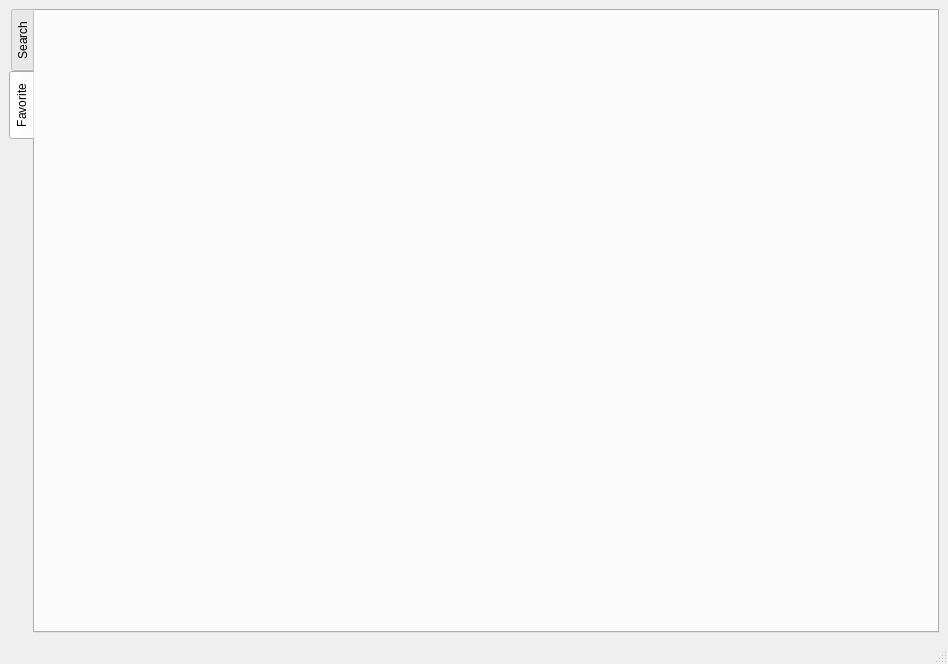
Old version of the form mainwindow.ui in the repository sangpham2710/CS163-Project.
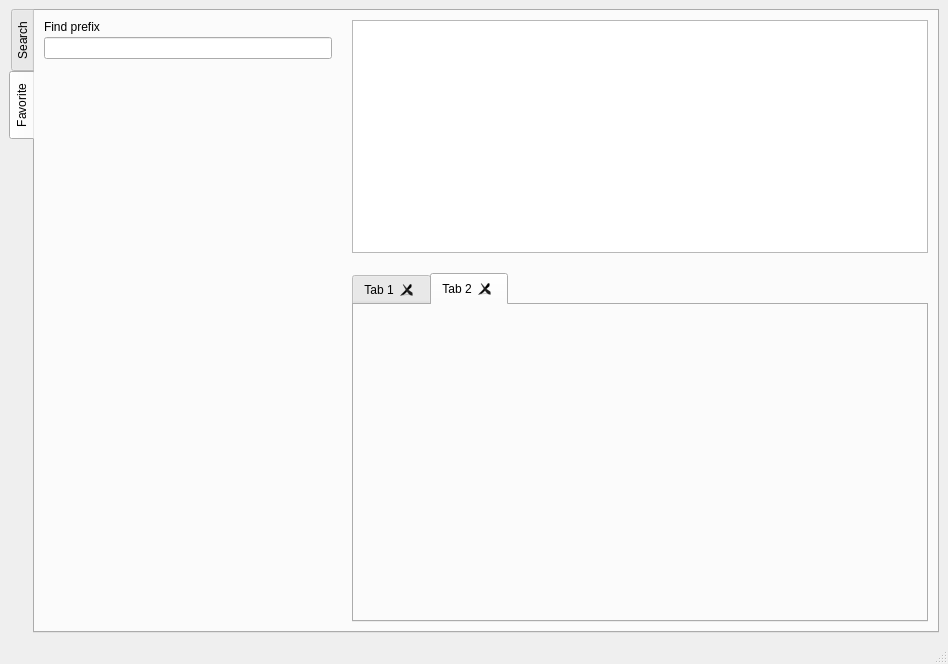
New version of the form. The open tabs and pages were chosen to show the change.

Commit message: merge Favorite class

```diff
--- a/mainwindow.ui
+++ b/mainwindow.ui
@@ -296,6 +296,79 @@
        <attribute name="title">
         <string>Favorite</string>
        </attribute>
+       <layout class="QHBoxLayout" name="horizontalLayout_8">
+        <item>
+         <layout class="QHBoxLayout" name="horizontalLayout_7" stretch="1,2">
+          <property name="spacing">
+           <number>20</number>
+          </property>
+          <item>
+           <layout class="QVBoxLayout" name="verticalLayout_15">
+            <item>
+             <layout class="QVBoxLayout" name="verticalLayout_12">
+              <property name="spacing">
+               <number>3</number>
+              </property>
+              <item>
+               <widget class="QLabel" name="labelFavoriteFindPrefix">
+                <property name="text">
+                 <string>Find prefix</string>
+                </property>
+               </widget>
+              </item>
+              <item>
+               <widget class="QLineEdit" name="lineEditFavoriteFindPrefix"/>
+              </item>
+             </layout>
+            </item>
+            <item>
+             <spacer name="verticalSpacer">
+              <property name="orientation">
+               <enum>Qt::Vertical</enum>
+              </property>
+              <property name="sizeHint" stdset="0">
+               <size>
+                <width>20</width>
+                <height>40</height>
+               </size>
+              </property>
+             </spacer>
+            </item>
+           </layout>
+          </item>
+          <item>
+           <layout class="QVBoxLayout" name="verticalLayout_14" stretch="2,3">
+            <item>
+             <widget class="QListWidget" name="listWidgetFavoriteSearchResult"/>
+            </item>
+            <item>
+             <widget class="QTabWidget" name="tabWidgetFavoriteWordDefinition">
+              <property name="currentIndex">
+               <number>1</number>
+              </property>
+              <property name="tabsClosable">
+               <bool>true</bool>
+              </property>
+              <property name="movable">
+               <bool>true</bool>
+              </property>
+              <widget class="QWidget" name="tab_3">
+               <attribute name="title">
+                <string>Tab 1</string>
+               </attribute>
+              </widget>
+              <widget class="QWidget" name="tab_4">
+               <attribute name="title">
+                <string>Tab 2</string>
+               </attribute>
+              </widget>
+             </widget>
+            </item>
+           </layout>
+          </item>
+         </layout>
+        </item>
+       </layout>
       </widget>
      </widget>
     </item>
```
Left out of the diff: 2 changed lines with no effect on the pictures. The commit also changes 7 other files.
